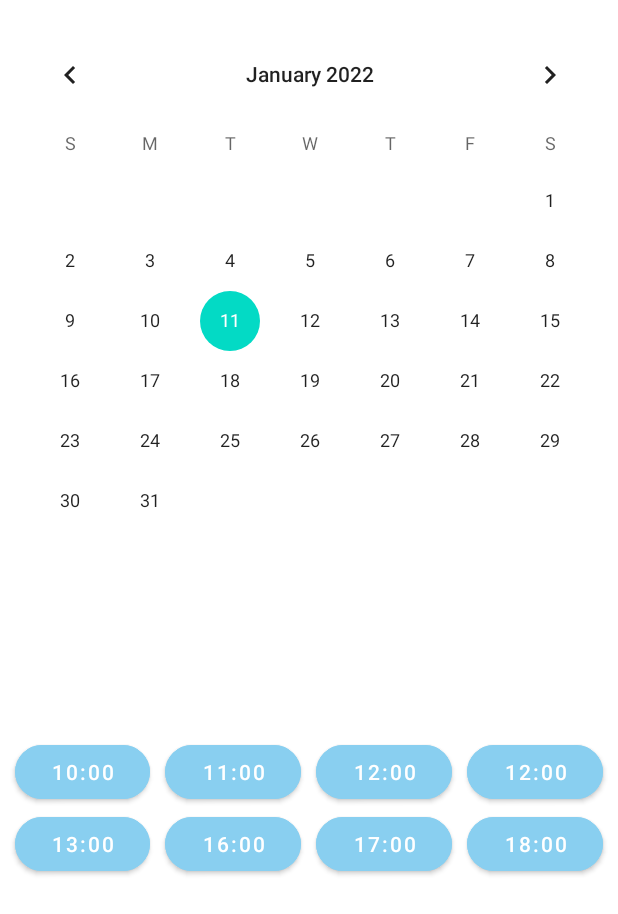
After one commit to antoniotorresolmo/Clinica-dental, an Android app: the layout fragment_fr_coger_cita.xml on its own in the app's theme, with its tools: preview values and no code run, on a phone screen of 412 x 824 dp. The commit adds this screen. Shown: the top 914 px of the screen. Run offline under Robolectric (Android 15) with nearby library versions, the phone set to English and light mode, and no system bars.

Commit message:
subo bien el fragment de coger cita

```diff
--- a/app/build.gradle
+++ b/app/build.gradle
@@ -32,6 +32,7 @@ dependencies {
     implementation 'androidx.appcompat:appcompat:1.4.0'
     implementation 'com.google.android.material:material:1.4.0'
     implementation 'androidx.constraintlayout:constraintlayout:2.1.2'
+    implementation 'androidx.legacy:legacy-support-v4:1.0.0'
     testImplementation 'junit:junit:4.+'
     androidTestImplementation 'androidx.test.ext:junit:1.1.3'
     androidTestImplementation 'androidx.test.espresso:espresso-core:3.4.0'
--- /dev/null
+++ b/app/src/main/java/com/example/frcogercita/FrCogerCita.java
@@ -0,0 +1,27 @@
+package com.example.frcogercita;
+
+import android.os.Bundle;
+
+import androidx.fragment.app.Fragment;
+
+import android.view.LayoutInflater;
+import android.view.View;
+import android.view.ViewGroup;
+
+public class FrCogerCita extends Fragment {
+
+    public FrCogerCita() {
+        // Required empty public constructor
+    }
+
+    @Override
+    public void onCreate(Bundle savedInstanceState) {
+        super.onCreate(savedInstanceState);
+    }
+
+    @Override
+    public View onCreateView(LayoutInflater inflater, ViewGroup container,
+                             Bundle savedInstanceState) {
+        return inflater.inflate(R.layout.fragment_fr_coger_cita, container, false);
+    }
+}
--- a/app/src/main/java/com/example/frcogercita/MainActivity.java
+++ b/app/src/main/java/com/example/frcogercita/MainActivity.java
@@ -1,6 +1,8 @@
 package com.example.frcogercita;
 
 import androidx.appcompat.app.AppCompatActivity;
+import androidx.fragment.app.FragmentManager;
+import androidx.fragment.app.FragmentTransaction;
 
 import android.os.Bundle;
 
@@ -11,6 +13,11 @@ public class MainActivity extends AppCompatActivity {
         super.onCreate(savedInstanceState);
         setContentView(R.layout.activity_main);
 
+        FrCogerCita frCogerCita = new FrCogerCita();
+        FragmentManager fm = getSupportFragmentManager();
+        FragmentTransaction ft = fm.beginTransaction();
+        ft.add(R.id.frgContainer, frCogerCita, null);
+        ft.commit();
 
     }
 }
--- a/app/src/main/res/layout-land/activity_main.xml
+++ b/app/src/main/res/layout-land/activity_main.xml
@@ -1,16 +1,8 @@
 <?xml version="1.0" encoding="utf-8"?>
-<androidx.constraintlayout.widget.ConstraintLayout xmlns:android="http://schemas.android.com/apk/res/android"
+<FrameLayout xmlns:android="http://schemas.android.com/apk/res/android"
     xmlns:app="http://schemas.android.com/apk/res-auto"
     xmlns:tools="http://schemas.android.com/tools"
+    android:id="@+id/frgContainer"
     android:layout_width="match_parent"
     android:layout_height="match_parent"
-    tools:context=".MainActivity">
-
-    <CalendarView
-        android:id="@+id/calendarView2"
-        android:layout_width="wrap_content"
-        android:layout_height="wrap_content"
-        app:layout_constraintBottom_toBottomOf="parent"
-        app:layout_constraintStart_toStartOf="parent"
-        app:layout_constraintTop_toTopOf="parent" />
-</androidx.constraintlayout.widget.ConstraintLayout>
+    tools:context=".MainActivity" />
--- /dev/null
+++ b/app/src/main/res/layout-land/fragment_fr_coger_cita.xml
@@ -0,0 +1,150 @@
+<?xml version="1.0" encoding="utf-8"?>
+<FrameLayout xmlns:android="http://schemas.android.com/apk/res/android"
+    xmlns:app="http://schemas.android.com/apk/res-auto"
+    xmlns:tools="http://schemas.android.com/tools"
+    android:layout_width="match_parent"
+    android:layout_height="match_parent"
+    tools:context=".FrCogerCita">
+
+    <androidx.constraintlayout.widget.ConstraintLayout
+        android:layout_width="match_parent"
+        android:layout_height="match_parent">
+
+        <CalendarView
+            android:id="@+id/calendarView"
+            android:layout_width="wrap_content"
+            android:layout_height="wrap_content"
+            android:layout_marginStart="16dp"
+            android:layout_marginTop="50dp"
+            app:layout_constraintStart_toStartOf="parent"
+            app:layout_constraintTop_toTopOf="parent" />
+
+        <LinearLayout
+            android:id="@+id/linearLayout"
+            android:layout_width="wrap_content"
+            android:layout_height="wrap_content"
+            android:layout_marginStart="20dp"
+            android:layout_marginTop="64dp"
+            android:orientation="horizontal"
+            app:layout_constraintStart_toEndOf="@+id/calendarView"
+            app:layout_constraintTop_toTopOf="parent">
+
+            <Button
+                android:id="@+id/btn1"
+                android:layout_width="wrap_content"
+                android:layout_height="wrap_content"
+                android:layout_marginEnd="10dp"
+                android:layout_weight="1"
+                android:backgroundTint="@color/primario"
+                android:text="10:00"
+                app:cornerRadius="30dp" />
+
+            <Button
+                android:id="@+id/btn2"
+                android:layout_width="wrap_content"
+                android:layout_height="wrap_content"
+                android:layout_marginStart="20dp"
+                android:layout_marginEnd="10dp"
+                android:layout_weight="1"
+                android:backgroundTint="@color/primario"
+                android:text="11:00"
+                app:cornerRadius="30dp" />
+
+        </LinearLayout>
+
+        <LinearLayout
+            android:id="@+id/linearLayout2"
+            android:layout_width="wrap_content"
+            android:layout_height="wrap_content"
+            android:layout_marginStart="20dp"
+            android:layout_weight="1"
+            android:orientation="horizontal"
+            app:layout_constraintStart_toEndOf="@+id/calendarView"
+            app:layout_constraintTop_toBottomOf="@+id/linearLayout">
+
+            <Button
+                android:id="@+id/btn3"
+                android:layout_width="wrap_content"
+                android:layout_height="wrap_content"
+                android:layout_marginRight="10dp"
+                android:layout_weight="1"
+                android:backgroundTint="@color/primario"
+                android:text="12:00"
+                app:cornerRadius="30dp" />
+
+            <Button
+                android:id="@+id/btn4"
+                android:layout_width="wrap_content"
+                android:layout_height="wrap_content"
+                android:layout_marginStart="20dp"
+                android:layout_marginEnd="10dp"
+                android:layout_weight="1"
+                android:backgroundTint="@color/primario"
+                android:text="13:00"
+                app:cornerRadius="30dp" />
+        </LinearLayout>
+
+        <LinearLayout
+            android:id="@+id/linearLayout3"
+            android:layout_width="wrap_content"
+            android:layout_height="wrap_content"
+            android:layout_marginStart="20dp"
+            android:orientation="horizontal"
+            app:layout_constraintStart_toEndOf="@+id/calendarView"
+            app:layout_constraintTop_toBottomOf="@+id/linearLayout2">
+
+            <Button
+                android:id="@+id/btn5"
+                android:layout_width="wrap_content"
+                android:layout_height="wrap_content"
+                android:layout_marginEnd="10dp"
+                android:layout_weight="1"
+                android:backgroundTint="@color/primario"
+                android:text="14:00"
+                app:cornerRadius="30dp" />
+
+            <Button
+                android:id="@+id/btn6"
+                android:layout_width="wrap_content"
+                android:layout_height="wrap_content"
+                android:layout_marginStart="20dp"
+                android:layout_marginEnd="10dp"
+                android:layout_weight="1"
+                android:backgroundTint="@color/primario"
+                android:text="15:00"
+                app:cornerRadius="30dp" />
+        </LinearLayout>
+
+        <LinearLayout
+            android:id="@+id/linearLayout4"
+            android:layout_width="wrap_content"
+            android:layout_height="wrap_content"
+            android:layout_marginStart="20dp"
+            android:orientation="horizontal"
+            app:layout_constraintStart_toEndOf="@+id/calendarView"
+            app:layout_constraintTop_toBottomOf="@+id/linearLayout3">
+
+            <Button
+                android:id="@+id/btn7"
+                android:layout_width="wrap_content"
+                android:layout_height="wrap_content"
+                android:layout_marginEnd="10dp"
+                android:layout_weight="1"
+                android:backgroundTint="@color/primario"
+                android:text="16:00"
+                app:cornerRadius="30dp" />
+
+            <Button
+                android:id="@+id/btn8"
+                android:layout_width="wrap_content"
+                android:layout_height="wrap_content"
+                android:layout_marginStart="20dp"
+                android:layout_marginEnd="10dp"
+                android:layout_weight="1"
+                android:backgroundTint="@color/primario"
+                android:text="17:00"
+                app:cornerRadius="30dp" />
+        </LinearLayout>
+
+    </androidx.constraintlayout.widget.ConstraintLayout>
+</FrameLayout>
--- a/app/src/main/res/layout/activity_main.xml
+++ b/app/src/main/res/layout/activity_main.xml
@@ -1,114 +1,8 @@
 <?xml version="1.0" encoding="utf-8"?>
-<androidx.constraintlayout.widget.ConstraintLayout xmlns:android="http://schemas.android.com/apk/res/android"
+<FrameLayout xmlns:android="http://schemas.android.com/apk/res/android"
     xmlns:app="http://schemas.android.com/apk/res-auto"
     xmlns:tools="http://schemas.android.com/tools"
+    android:id="@+id/frgContainer"
     android:layout_width="match_parent"
     android:layout_height="match_parent"
-    tools:context=".MainActivity">
-
-    <CalendarView
-        android:id="@+id/calendarView"
-        android:layout_width="413dp"
-        android:layout_height="357dp"
-        app:layout_constraintEnd_toEndOf="parent"
-        app:layout_constraintStart_toStartOf="parent"
-        app:layout_constraintTop_toTopOf="parent" />
-
-    <LinearLayout
-        android:id="@+id/linearLayout"
-        android:layout_width="match_parent"
-        android:layout_height="wrap_content"
-        android:layout_marginBottom="200dp"
-        android:orientation="horizontal"
-        app:layout_constraintBottom_toBottomOf="parent"
-        app:layout_constraintEnd_toEndOf="parent"
-        app:layout_constraintStart_toStartOf="parent"
-        app:layout_constraintTop_toBottomOf="@+id/calendarView">
-
-        <Button
-            android:id="@+id/btn1"
-            android:layout_width="wrap_content"
-            android:layout_height="wrap_content"
-            android:layout_weight="1"
-            android:backgroundTint="@color/primario"
-            android:text="10:00"
-            app:cornerRadius="30dp" />
-
-        <Button
-            android:id="@+id/btn2"
-            android:layout_width="wrap_content"
-            android:layout_height="wrap_content"
-            android:layout_weight="1"
-            android:backgroundTint="@color/primario"
-            android:text="11:00"
-            app:cornerRadius="30dp" />
-
-        <Button
-            android:id="@+id/btn3"
-            android:layout_width="wrap_content"
-            android:layout_height="wrap_content"
-            android:layout_weight="1"
-            android:backgroundTint="@color/primario"
-            android:text="12:00"
-            app:cornerRadius="30dp" />
-
-        <Button
-            android:id="@+id/btn4"
-            android:layout_width="wrap_content"
-            android:layout_height="wrap_content"
-            android:layout_weight="1"
-            android:backgroundTint="@color/primario"
-            android:text="12:00"
-            app:cornerRadius="30dp" />
-
-    </LinearLayout>
-
-    <LinearLayout
-        android:layout_width="0dp"
-        android:layout_height="wrap_content"
-        android:layout_marginBottom="180dp"
-        android:layout_weight="1"
-        android:orientation="horizontal"
-        app:layout_constraintBottom_toBottomOf="parent"
-        app:layout_constraintEnd_toEndOf="parent"
-        app:layout_constraintStart_toStartOf="parent"
-        app:layout_constraintTop_toBottomOf="@+id/linearLayout">
-
-        <Button
-            android:id="@+id/btn5"
-            android:layout_width="wrap_content"
-            android:layout_height="wrap_content"
-            android:layout_weight="1"
-            android:backgroundTint="@color/primario"
-            android:text="13:00"
-            app:cornerRadius="30dp" />
-
-        <Button
-            android:id="@+id/btn6"
-            android:layout_width="wrap_content"
-            android:layout_height="wrap_content"
-            android:layout_weight="1"
-            android:backgroundTint="@color/primario"
-            android:text="16:00"
-            app:cornerRadius="30dp" />
-
-        <Button
-            android:id="@+id/btn7"
-            android:layout_width="wrap_content"
-            android:layout_height="wrap_content"
-            android:layout_weight="1"
-            android:backgroundTint="@color/primario"
-            android:text="17:00"
-            app:cornerRadius="30dp" />
-
-        <Button
-            android:id="@+id/btn8"
-            android:layout_width="wrap_content"
-            android:layout_height="wrap_content"
-            android:layout_weight="1"
-            android:backgroundTint="@color/primario"
-            android:text="18:00"
-            app:cornerRadius="30dp" />
-    </LinearLayout>
-
-</androidx.constraintlayout.widget.ConstraintLayout>
+    tools:context=".MainActivity" />
--- /dev/null
+++ b/app/src/main/res/layout/fragment_fr_coger_cita.xml
@@ -0,0 +1,129 @@
+<?xml version="1.0" encoding="utf-8"?>
+<FrameLayout xmlns:android="http://schemas.android.com/apk/res/android"
+    xmlns:app="http://schemas.android.com/apk/res-auto"
+    xmlns:tools="http://schemas.android.com/tools"
+    android:layout_width="match_parent"
+    android:layout_height="match_parent"
+    tools:context=".FrCogerCita">
+
+    <androidx.constraintlayout.widget.ConstraintLayout
+        android:layout_width="match_parent"
+        android:layout_height="match_parent">
+
+        <CalendarView
+            android:id="@+id/calendarView"
+            android:layout_width="413dp"
+            android:layout_height="357dp"
+            android:layout_marginTop="16dp"
+            app:layout_constraintEnd_toEndOf="parent"
+            app:layout_constraintStart_toStartOf="parent"
+            app:layout_constraintTop_toTopOf="parent" />
+
+        <LinearLayout
+            android:id="@+id/linearLayout"
+            android:layout_width="match_parent"
+            android:layout_height="wrap_content"
+            android:layout_marginTop="32dp"
+            android:layout_marginBottom="200dp"
+            android:orientation="horizontal"
+            app:layout_constraintBottom_toBottomOf="parent"
+            app:layout_constraintEnd_toEndOf="parent"
+            app:layout_constraintStart_toStartOf="parent"
+            app:layout_constraintTop_toBottomOf="@+id/calendarView">
+
+            <Button
+                android:id="@+id/btn1"
+                android:layout_width="wrap_content"
+                android:layout_height="wrap_content"
+                android:layout_marginStart="10dp"
+                android:layout_marginEnd="10dp"
+                android:layout_weight="1"
+                android:backgroundTint="@color/primario"
+                android:text="10:00"
+                app:cornerRadius="30dp" />
+
+            <Button
+                android:id="@+id/btn2"
+                android:layout_width="wrap_content"
+                android:layout_height="wrap_content"
+                android:layout_marginEnd="10dp"
+                android:layout_weight="1"
+                android:backgroundTint="@color/primario"
+                android:text="11:00"
+                app:cornerRadius="30dp" />
+
+            <Button
+                android:id="@+id/btn3"
+                android:layout_width="wrap_content"
+                android:layout_height="wrap_content"
+                android:layout_marginEnd="10dp"
+                android:layout_weight="1"
+                android:backgroundTint="@color/primario"
+                android:text="12:00"
+                app:cornerRadius="30dp" />
+
+            <Button
+                android:id="@+id/btn4"
+                android:layout_width="wrap_content"
+                android:layout_height="wrap_content"
+                android:layout_marginEnd="10dp"
+                android:layout_weight="1"
+                android:backgroundTint="@color/primario"
+                android:text="12:00"
+                app:cornerRadius="30dp" />
+
+        </LinearLayout>
+
+        <LinearLayout
+            android:layout_width="0dp"
+            android:layout_height="wrap_content"
+            android:layout_weight="1"
+            android:orientation="horizontal"
+            app:layout_constraintEnd_toEndOf="parent"
+            app:layout_constraintStart_toStartOf="parent"
+            app:layout_constraintTop_toBottomOf="@+id/linearLayout">
+
+            <Button
+                android:id="@+id/btn5"
+                android:layout_width="wrap_content"
+                android:layout_height="wrap_content"
+                android:layout_marginStart="10dp"
+                android:layout_marginEnd="10dp"
+                android:layout_weight="1"
+                android:backgroundTint="@color/primario"
+                android:text="13:00"
+                app:cornerRadius="30dp" />
+
+            <Button
+                android:id="@+id/btn6"
+                android:layout_width="wrap_content"
+                android:layout_height="wrap_content"
+                android:layout_marginEnd="10dp"
+                android:layout_weight="1"
+                android:backgroundTint="@color/primario"
+                android:text="16:00"
+                app:cornerRadius="30dp" />
+
+            <Button
+                android:id="@+id/btn7"
+                android:layout_width="wrap_content"
+                android:layout_height="wrap_content"
+                android:layout_marginEnd="10dp"
+                android:layout_weight="1"
+                android:backgroundTint="@color/primario"
+                android:text="17:00"
+                app:cornerRadius="30dp" />
+
+            <Button
+                android:id="@+id/btn8"
+                android:layout_width="wrap_content"
+                android:layout_height="wrap_content"
+                android:layout_marginEnd="10dp"
+                android:layout_weight="1"
+                android:backgroundTint="@color/primario"
+                android:text="18:00"
+                app:cornerRadius="30dp" />
+        </LinearLayout>
+
+    </androidx.constraintlayout.widget.ConstraintLayout>
+</FrameLayout>
--- a/app/src/main/res/values/strings.xml
+++ b/app/src/main/res/values/strings.xml
@@ -1,3 +1,5 @@
 <resources>
     <string name="app_name">FrCogerCita</string>
+    <!-- TODO: Remove or change this placeholder text -->
+    <string name="hello_blank_fragment">Hello blank fragment</string>
 </resources>
--- a/app/src/main/res/values/themes.xml
+++ b/app/src/main/res/values/themes.xml
@@ -1,6 +1,6 @@
 <resources xmlns:tools="http://schemas.android.com/tools">
     <!-- Base application theme. -->
-    <style name="Theme.FrCogerCita" parent="Theme.MaterialComponents.DayNight.DarkActionBar">
+    <style name="Theme.FrCogerCita" parent="Theme.MaterialComponents.DayNight.NoActionBar">
         <!-- Primary brand color. -->
         <item name="colorPrimary">@color/purple_500</item>
         <item name="colorPrimaryVariant">@color/purple_700</item>
```
